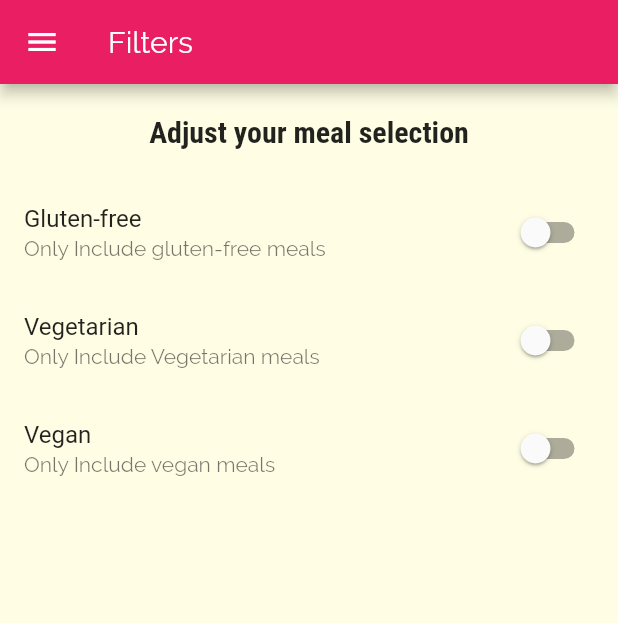
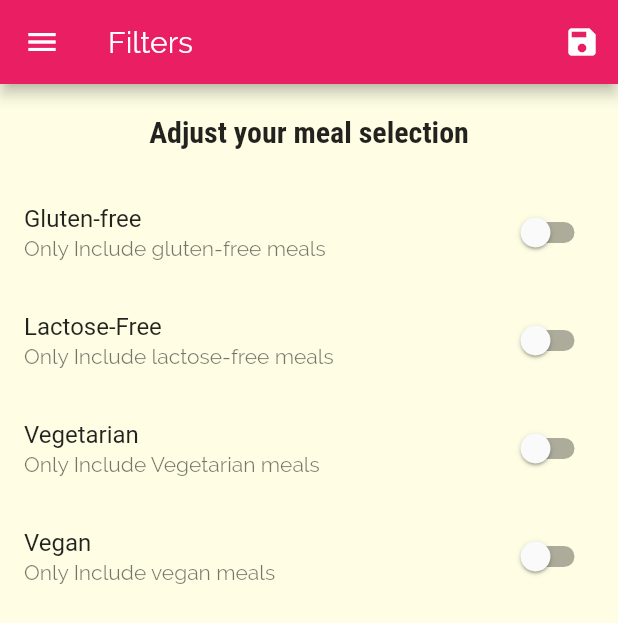
Before and after one commit to darshangit/flutter-app3-meals, a Flutter app: the FiltersScreen screen opened by its route, on a phone screen of 412 x 824 dp. Shown: the top 623 px of the screen. Run offline on Flutter 3.47's test engine with Material 2 defaults, Android fonts, the phone set to English and light mode, and no system bars.

Commit message:
Filters logic added

```diff
--- a/lib/main.dart
+++ b/lib/main.dart
@@ -1,6 +1,8 @@
 import 'package:flutter/material.dart';
-import 'package:flutter_app3_meals/screens/filters_screen.dart';
+import './dummy-data.dart';
+import './screens/filters_screen.dart';
 import './screens/tabs_screen.dart';
+import 'models/meal.dart';
 import 'screens/meal_detail_screen.dart';
 
 import 'screens/categories_screen.dart';
@@ -8,7 +10,42 @@ import 'screens/category_meals_screen.dart';
 
 void main() => runApp(MyApp());
 
-class MyApp extends StatelessWidget {
+class MyApp extends StatefulWidget {
+  @override
+  _MyAppState createState() => _MyAppState();
+}
+
+class _MyAppState extends State<MyApp> {
+  Map<String, bool> _filters = {
+    'gluten': false,
+    'lactose': false,
+    'vegan': false,
+    'vegetarian': false
+  };
+
+  List<Meal> _availableMeals = DUMMY_MEALS;
+
+  void _setFilters(Map<String, bool> filterData) {
+    setState(() {
+      _filters = filterData;
+      _availableMeals = DUMMY_MEALS.where((meal) {
+        if (_filters['gluten'] && !meal.isGlutenFree) {
+          return false;
+        }
+        if (_filters['lactose'] && !meal.isGlutenFree) {
+          return false;
+        }
+        if (_filters['vegan'] && !meal.isGlutenFree) {
+          return false;
+        }
+        if (_filters['vegetarian'] && !meal.isGlutenFree) {
+          return false;
+        }
+        return true;
+      }).toList();
+    });
+  }
+
   @override
   Widget build(BuildContext context) {
     return MaterialApp(
@@ -29,9 +66,10 @@ class MyApp extends StatelessWidget {
       initialRoute: '/',
       routes: {
         '/': (ctx) => TabScreen(),
-        CategoryMealsScreen.routeName: (ctx) => CategoryMealsScreen(),
+        CategoryMealsScreen.routeName: (ctx) =>
+            CategoryMealsScreen(_availableMeals),
         MealDetailScreen.routeName: (ctx) => MealDetailScreen(),
-        FiltersScreen.routeName: (ctx) => FiltersScreen()
+        FiltersScreen.routeName: (ctx) => FiltersScreen(_setFilters)
       },
       onGenerateRoute: (settings) {
         // will be used when no route is found
--- a/lib/screens/filters_screen.dart
+++ b/lib/screens/filters_screen.dart
@@ -1,8 +1,11 @@
 import 'package:flutter/material.dart';
-import 'package:flutter_app3_meals/widgets/main_drawer.dart';
+import '../widgets/main_drawer.dart';
 
 class FiltersScreen extends StatefulWidget {
   static const routeName = '/filters';
+  final Function saveFilters;
+
+  FiltersScreen(this.saveFilters);
 
   @override
   _FiltersScreenState createState() => _FiltersScreenState();
@@ -29,6 +32,20 @@ class _FiltersScreenState extends State<FiltersScreen> {
     return Scaffold(
         appBar: AppBar(
           title: Text('Filters'),
+          actions: <Widget>[
+            IconButton(
+              icon: Icon(Icons.save),
+              onPressed: () {
+                final selectedFilters = {
+                  'gluten': _glutenFree,
+                  'lactose': _lactoseFree,
+                  'vegan': _vegan,
+                  'vegetarian': _vegetarian
+                };
+                widget.saveFilters(selectedFilters);
+              },
+            )
+          ],
         ),
         drawer: MainDrawer(),
         body: Column(
@@ -51,17 +68,21 @@ class _FiltersScreenState extends State<FiltersScreen> {
                     });
                   }),
                   _buildSwitchListTile(
-                      'Vegetarian',
-                      'Only Include Vegetarian meals',
-                      _vegetarian, (newValue) {
+                      'Lactose-Free',
+                      'Only Include lactose-free meals',
+                      _lactoseFree, (newValue) {
+                    setState(() {
+                      _lactoseFree = newValue;
+                    });
+                  }),
+                  _buildSwitchListTile('Vegetarian',
+                      'Only Include Vegetarian meals', _vegetarian, (newValue) {
                     setState(() {
                       _vegetarian = newValue;
                     });
                   }),
                   _buildSwitchListTile(
-                      'Vegan',
-                      'Only Include vegan meals',
-                      _vegan, (newValue) {
+                      'Vegan', 'Only Include vegan meals', _vegan, (newValue) {
                     setState(() {
                       _vegan = newValue;
                     });
```
Also changed, not shown: lib/screens/category_meals_screen.dart (+4 -3 lines).
